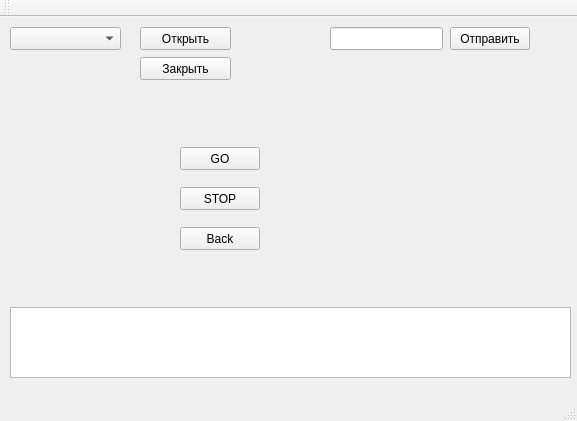
The window that mainwindow.ui (inthedark122/uart_my) describes before a commit, drawn with Qt 5.
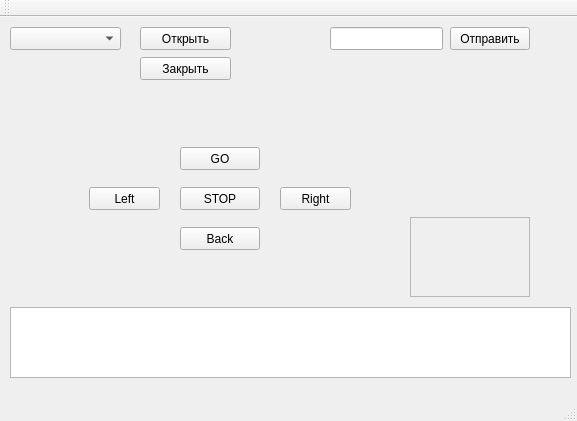
The same window after the commit.

The edit to the form file:
```diff
--- a/mainwindow.ui
+++ b/mainwindow.ui
@@ -122,6 +122,55 @@
      <string>Back</string>
     </property>
    </widget>
+   <widget class="QPushButton" name="robot_left">
+    <property name="geometry">
+     <rect>
+      <x>89</x>
+      <y>170</y>
+      <width>71</width>
+      <height>23</height>
+     </rect>
+    </property>
+    <property name="text">
+     <string>Left</string>
+    </property>
+   </widget>
+   <widget class="QPushButton" name="robot_right">
+    <property name="geometry">
+     <rect>
+      <x>280</x>
+      <y>170</y>
+      <width>71</width>
+      <height>23</height>
+     </rect>
+    </property>
+    <property name="text">
+     <string>Right</string>
+    </property>
+   </widget>
+   <widget class="QScrollArea" name="scrollArea">
+    <property name="geometry">
+     <rect>
+      <x>410</x>
+      <y>200</y>
+      <width>120</width>
+      <height>80</height>
+     </rect>
+    </property>
+    <property name="widgetResizable">
+     <bool>true</bool>
+    </property>
+    <widget class="QWidget" name="scrollAreaWidgetContents">
+     <property name="geometry">
+      <rect>
+       <x>0</x>
+       <y>0</y>
+       <width>118</width>
+       <height>78</height>
+      </rect>
+     </property>
+    </widget>
+   </widget>
   </widget>
   <widget class="QMenuBar" name="menuBar">
    <property name="geometry">
```
